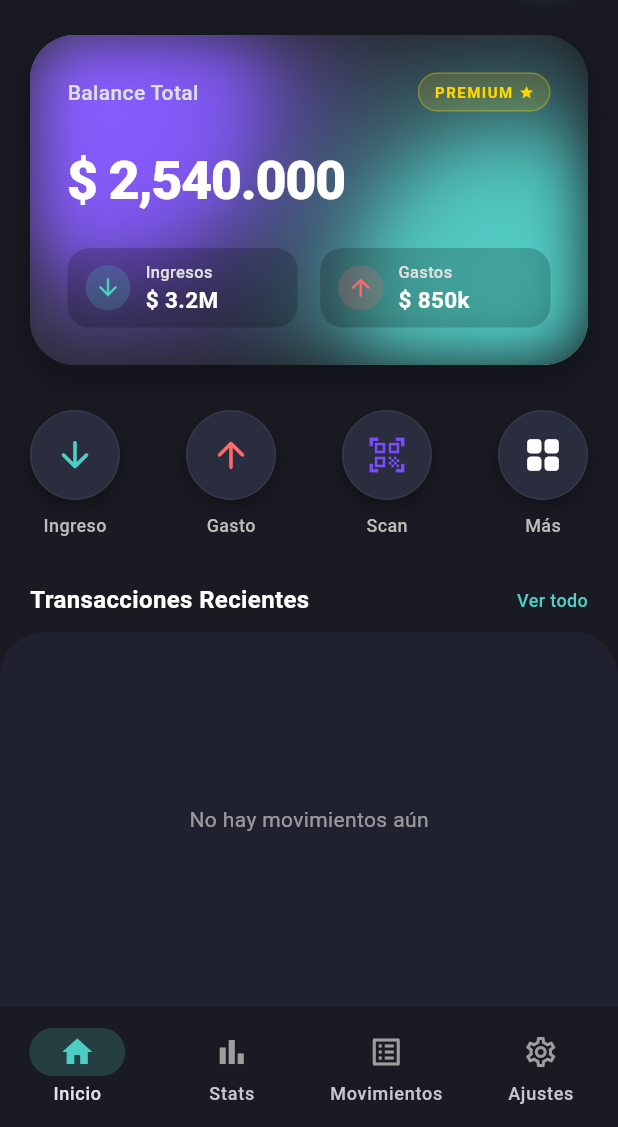
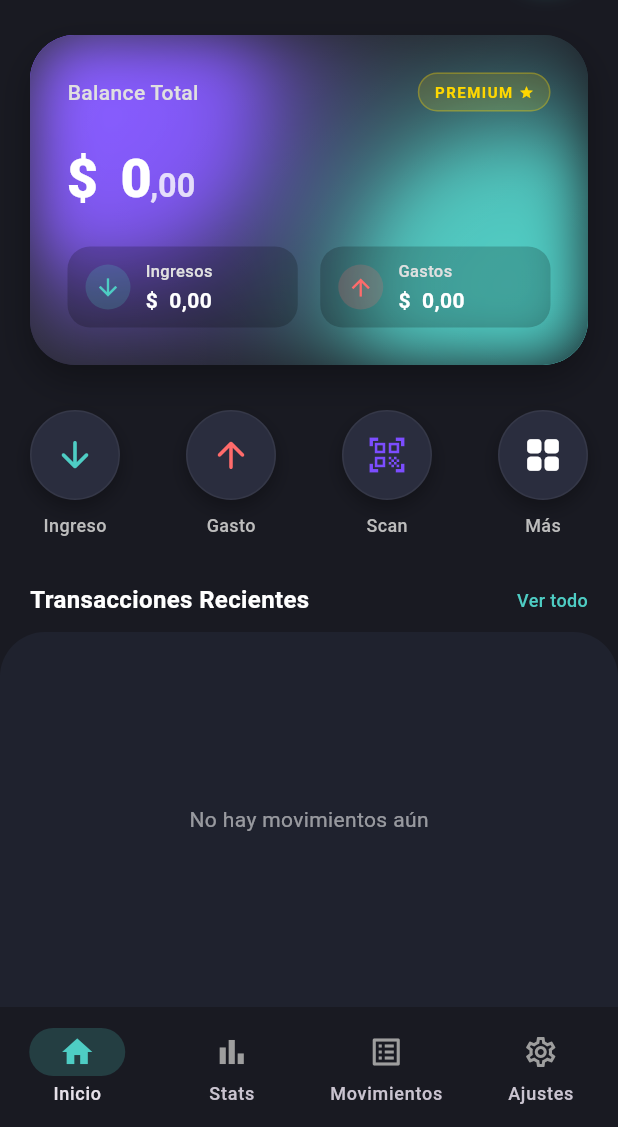
Before and after one commit to AndresCastilloPlata/balancea, a Flutter app: the screen it shows after launch, on a phone screen of 412 x 824 dp, the part 109-1236 px from its top. Run offline on Flutter 3.47's test engine with Material 3 defaults, Android fonts, the phone set to English and light mode, and no system bars; our stand-ins replace fl_chart, flutter_native_splash, flutter_riverpod, go_router, hive, hive_flutter and 1 more; accounts and stored records are empty; generated files the repository leaves out were written again.

Commit message:
feat: implementación lógica real en BalanceCard

```diff
--- a/lib/presentation/widgets/home/balance_card.dart
+++ b/lib/presentation/widgets/home/balance_card.dart
@@ -1,12 +1,31 @@
 import 'dart:ui';
 
 import 'package:flutter/material.dart';
+import 'package:flutter_riverpod/flutter_riverpod.dart';
+import 'package:balancea/presentation/providers/transaction_provider.dart';
+import 'package:balancea/config/helpers/currency_helper.dart';
 
-class BalanceCard extends StatelessWidget {
+class BalanceCard extends ConsumerWidget {
   const BalanceCard({super.key});
 
   @override
-  Widget build(BuildContext context) {
+  Widget build(BuildContext context, WidgetRef ref) {
+    final transactionState = ref.watch(transactionListProvider);
+    final transactions = transactionState.value ?? [];
+
+    double totalIncome = 0;
+    double totalExpense = 0;
+
+    for (var transaction in transactions) {
+      if (transaction.isExpense) {
+        totalExpense += transaction.amount;
+      } else {
+        totalIncome += transaction.amount;
+      }
+    }
+
+    final double totalBalance = totalIncome - totalExpense;
+
     return Container(
       width: double.infinity,
       height: 220,
@@ -71,9 +90,6 @@ class BalanceCard extends StatelessWidget {
                   Row(
                     mainAxisAlignment: MainAxisAlignment.spaceBetween,
                     children: [
-                      Column(
-                        crossAxisAlignment: CrossAxisAlignment.start,
-                        children: [
                       Text(
                         'Balance Total',
                         style: TextStyle(
@@ -81,8 +97,6 @@ class BalanceCard extends StatelessWidget {
                           fontSize: 14,
                           fontWeight: FontWeight.w500,
                         ),
-                          ),
-                        ],
                       ),
 
                       // Cuenta principal
@@ -126,13 +140,13 @@ class BalanceCard extends StatelessWidget {
                   ),
 
                   // Monto
-                  Text(
-                    '\$ 2,540.000',
-                    style: TextStyle(
+                  FittedBox(
+                    fit: BoxFit.scaleDown,
+                    alignment: Alignment.centerLeft,
+                    child: _buildMoneyText(
+                      amount: totalBalance,
+                      baseSize: 36,
                       color: Colors.white,
-                      fontSize: 36,
-                      fontWeight: FontWeight.w800,
-                      letterSpacing: -1.0,
                     ),
                   ),
 
@@ -145,7 +159,7 @@ class BalanceCard extends StatelessWidget {
                           icon: Icons.arrow_downward,
                           color: const Color(0xFF4ECDC4), // Verde Neon
                           label: 'Ingresos',
-                          amount: '\$ 3.2M',
+                          amount: totalIncome,
                         ),
                       ),
                       const SizedBox(width: 15),
@@ -156,7 +170,7 @@ class BalanceCard extends StatelessWidget {
                           icon: Icons.arrow_upward,
                           color: const Color(0xFFFF6B6B), // Rojo Neon
                           label: 'Gastos',
-                          amount: '\$ 850k',
+                          amount: totalExpense,
                         ),
                       ),
                     ],
@@ -166,6 +180,46 @@ class BalanceCard extends StatelessWidget {
             ),
           ],
         ),
+      ),
+    );
+  }
+
+  Widget _buildMoneyText({
+    required double amount,
+    required double baseSize,
+    required Color color,
+  }) {
+    final formatted = CurrencyHelper.format(amount);
+    final parts = formatted.split(',');
+    final integerPart = parts[0];
+    final decimalPart = parts.length > 1 ? ',${parts[1]}' : '';
+
+    return RichText(
+      text: TextSpan(
+        children: [
+          // Parte entera
+          TextSpan(
+            text: integerPart,
+            style: TextStyle(
+              color: color,
+              fontSize: baseSize,
+              fontWeight: FontWeight.w800,
+              letterSpacing: -1.0,
+              fontFamily: 'CupertinoSystemText', // O por defecto
+            ),
+          ),
+
+          // Parde Decimal
+          TextSpan(
+            text: decimalPart,
+            style: TextStyle(
+              color: color.withValues(alpha: 0.8), // Un poco más suave
+              fontSize: baseSize * 0.6, // 60% del tamaño original
+              fontWeight: FontWeight.w600,
+              // fontFeatures: [FontFeature.superscripts()], // Opcional si la fuente lo soporta
+            ),
+          ),
+        ],
       ),
     );
   }
@@ -193,7 +247,7 @@ class _GlasStat extends StatelessWidget {
   final IconData icon;
   final Color color;
   final String label;
-  final String amount;
+  final double amount;
 
   const _GlasStat({
     required this.icon,
@@ -204,6 +258,11 @@ class _GlasStat extends StatelessWidget {
 
   @override
   Widget build(BuildContext context) {
+    final formatted = CurrencyHelper.format(amount);
+    final parts = formatted.split(',');
+    final integerPart = parts[0];
+    final decimalPart = parts.length > 1 ? ',${parts[1]}' : '';
+
     return Container(
       padding: const EdgeInsets.symmetric(vertical: 8, horizontal: 12),
       decoration: BoxDecoration(
@@ -222,7 +281,9 @@ class _GlasStat extends StatelessWidget {
             child: Icon(icon, color: color, size: 18),
           ),
           const SizedBox(width: 10),
-          Column(
+          Expanded(
+            child: Column(
+              mainAxisAlignment: MainAxisAlignment.center,
               crossAxisAlignment: CrossAxisAlignment.start,
               children: [
                 Text(
@@ -233,15 +294,23 @@ class _GlasStat extends StatelessWidget {
                     fontWeight: FontWeight.w500,
                   ),
                 ),
-              Text(
-                amount,
+
+                const SizedBox(height: 2),
+
+                FittedBox(
+                  fit: BoxFit.scaleDown,
+                  alignment: Alignment.centerLeft,
+                  child: Text(
+                    CurrencyHelper.format(amount),
                     style: const TextStyle(
                       color: Colors.white,
                       fontWeight: FontWeight.bold,
-                  fontSize: 15,
+                      fontSize: 14, // Base legible
+                    ),
                   ),
                 ),
               ],
+            ),
           ),
         ],
       ),
```
Lines whose indentation alone changed are shown as unchanged.
